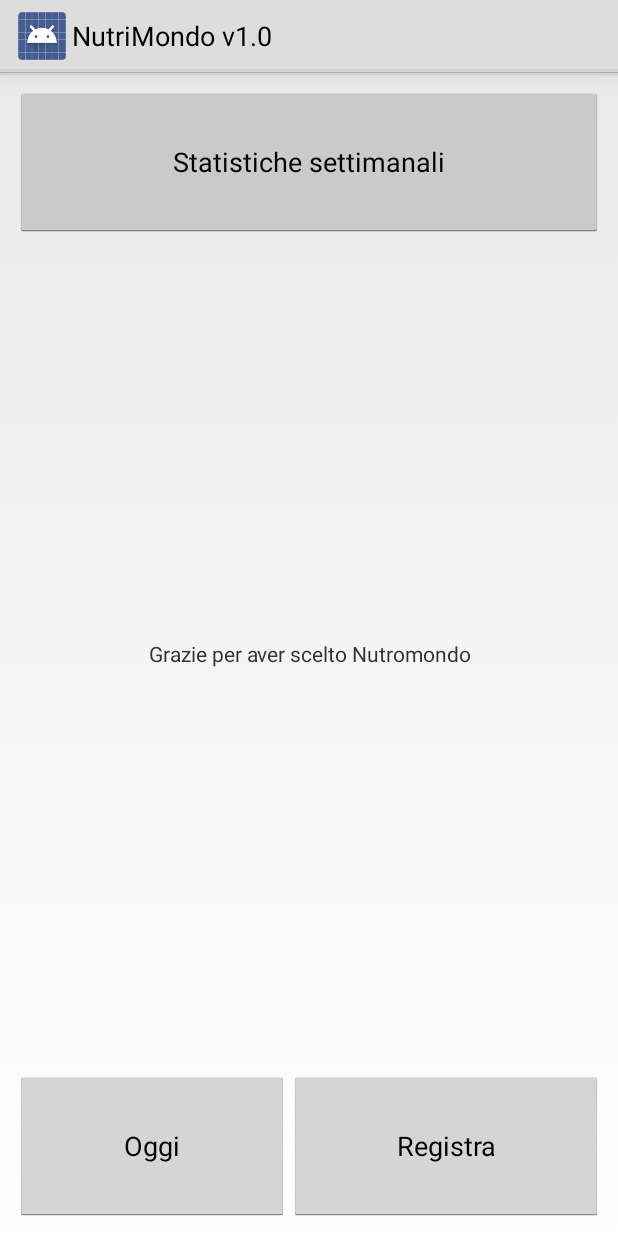
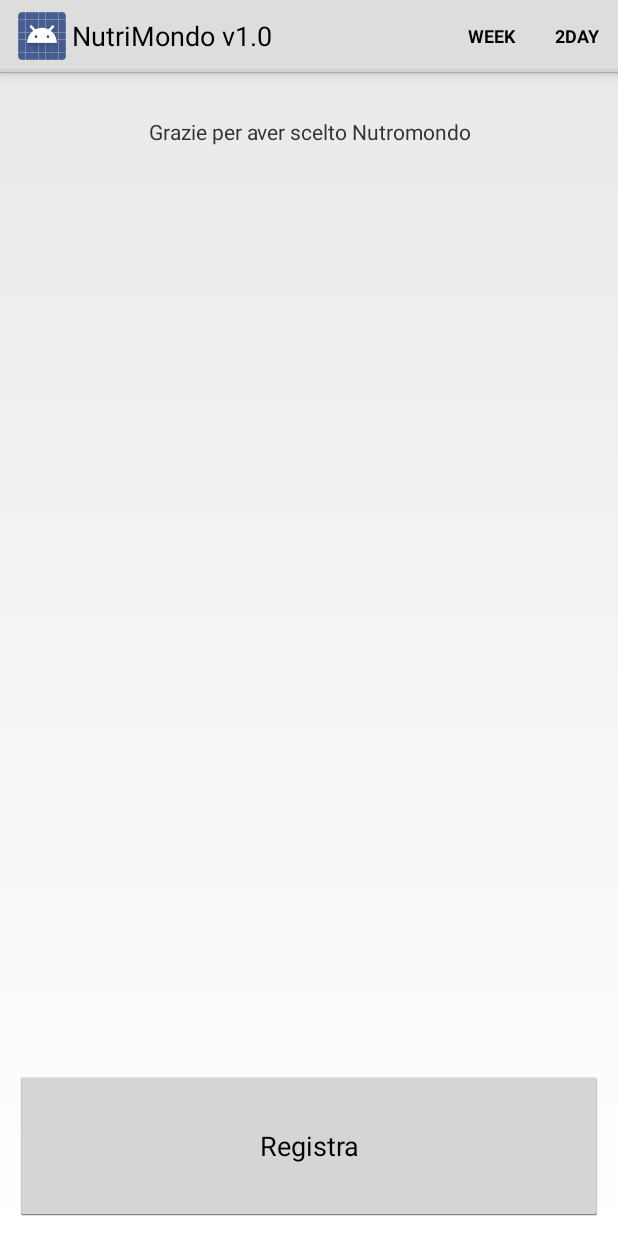
Before and after one commit to sensorario/nutrimondo, an Android app: the screen it shows after launch (SplashActivity), on a phone screen of 412 x 824 dp. Run offline under Robolectric (Android 15) with nearby library versions, the phone set to English and light mode, and no system bars.

Commit message:
Moved actions buttons to ActionBar menu

```diff
--- a/NutriMondo/src/main/java/com/example/nutrimondo/RegisterNewMealActivity.java
+++ b/NutriMondo/src/main/java/com/example/nutrimondo/RegisterNewMealActivity.java
@@ -137,7 +137,7 @@ public class RegisterNewMealActivity extends Activity {
     @Override
     public boolean onOptionsItemSelected(MenuItem item) {
         switch (item.getItemId()) {
-            case R.id.action_settings:
+            case R.id.action_open_week:
                 return true;
         }
 
--- a/NutriMondo/src/main/res/layout/activity_splash.xml
+++ b/NutriMondo/src/main/res/layout/activity_splash.xml
@@ -10,21 +10,7 @@
     <LinearLayout
         android:layout_width="fill_parent"
         android:layout_height="wrap_content"
-        android:gravity="top">
-
-        <Button
-            android:layout_width="fill_parent"
-            android:layout_height="wrap_content"
-            android:text="Statistiche settimanali"
-            android:onClick="openWeekHistoryActivity"
-            android:height="100dp" />
-
-    </LinearLayout>
-
-    <LinearLayout
-        android:layout_width="fill_parent"
-        android:layout_height="wrap_content"
-        android:layout_gravity="center">
+        android:layout_gravity="top">
 
         <TextView
             android:layout_width="fill_parent"
@@ -44,14 +30,6 @@
             android:layout_height="100dp"
             android:layout_width="wrap_content"
             android:layout_weight="1"
-            android:text="Oggi"
-            android:onClick="openTodayHistoryActivity"
-            android:layout_gravity="bottom" />
-
-        <Button
-            android:layout_height="100dp"
-            android:layout_width="wrap_content"
-            android:layout_weight="1"
             android:text="Registra"
             android:onClick="openMainActivity"
             android:layout_gravity="bottom" />
--- a/NutriMondo/src/main/res/menu/main.xml
+++ b/NutriMondo/src/main/res/menu/main.xml
@@ -1,9 +1,17 @@
 <menu xmlns:android="http://schemas.android.com/apk/res/android"
     xmlns:tools="http://schemas.android.com/tools"
-    tools:context=".MainActivity" >
+    tools:context=".MainActivity">
 
-    <item android:id="@+id/action_settings"
-        android:title="@string/action_settings"
+    <item
+        android:id="@+id/action_open_week"
+        android:title="@string/action_open_week"
         android:orderInCategory="100"
-        android:showAsAction="never" />
+        android:showAsAction="always" />
+
+    <item
+        android:id="@+id/action_open_today"
+        android:title="@string/action_open_today"
+        android:orderInCategory="100"
+        android:showAsAction="always" />
+
 </menu>
--- a/NutriMondo/src/main/res/values/strings.xml
+++ b/NutriMondo/src/main/res/values/strings.xml
@@ -3,7 +3,8 @@
 
     <string name="app_name">NutriMondo v1.0</string>
     <string name="hello_world">Diario alimentare</string>
-    <string name="action_settings">Settings</string>
+    <string name="action_open_week">Week</string>
+    <string name="action_open_today">2day</string>
     <string-array name="aliments">
         <item>Anacardi</item>
         <item>Arachidi</item>
```
Also changed, not shown: NutriMondo/src/main/java/com/example/nutrimondo/SplashActivity.java (+25 -0 lines).
